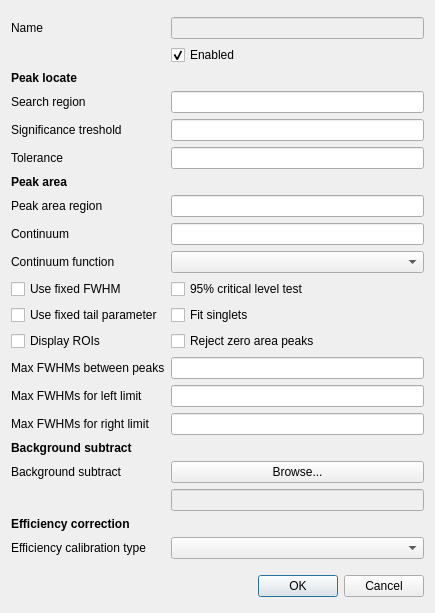
Qt form createdetector.ui (bytting/nailab) before a commit.
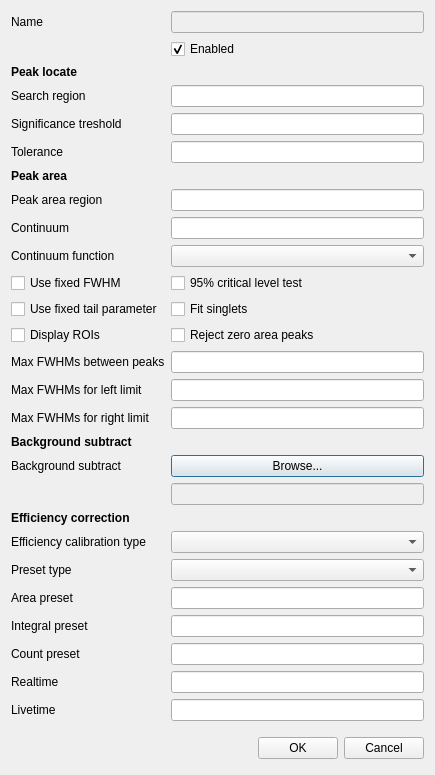
The same form after that commit. Icons and pictures are not drawn.

What changed in the file:
```diff
--- a/createdetector.ui
+++ b/createdetector.ui
@@ -7,7 +7,7 @@
     <x>0</x>
     <y>0</y>
     <width>435</width>
-    <height>596</height>
+    <height>744</height>
    </rect>
   </property>
   <property name="windowTitle">
@@ -21,7 +21,34 @@
    <bool>true</bool>
   </property>
   <layout class="QFormLayout" name="formLayout">
-   <item row="3" column="0">
+   <property name="fieldGrowthPolicy">
+    <enum>QFormLayout::AllNonFixedFieldsGrow</enum>
+   </property>
+   <item row="0" column="0">
+    <widget class="QLabel" name="label_16">
+     <property name="text">
+      <string>Name</string>
+     </property>
+    </widget>
+   </item>
+   <item row="0" column="1">
+    <widget class="QLineEdit" name="tbName">
+     <property name="enabled">
+      <bool>false</bool>
+     </property>
+    </widget>
+   </item>
+   <item row="1" column="1">
+    <widget class="QCheckBox" name="cbEnabled">
+     <property name="text">
+      <string>Enabled</string>
+     </property>
+     <property name="checked">
+      <bool>true</bool>
+     </property>
+    </widget>
+   </item>
+   <item row="2" column="0">
     <widget class="QLabel" name="label_10">
      <property name="font">
       <font>
@@ -34,37 +61,37 @@
      </property>
     </widget>
    </item>
-   <item row="4" column="0">
+   <item row="3" column="0">
     <widget class="QLabel" name="label">
      <property name="text">
       <string>Search region</string>
      </property>
     </widget>
    </item>
-   <item row="4" column="1">
+   <item row="3" column="1">
     <widget class="QLineEdit" name="tbSearchRegion"/>
    </item>
-   <item row="5" column="0">
+   <item row="4" column="0">
     <widget class="QLabel" name="label_2">
      <property name="text">
       <string>Significance treshold</string>
      </property>
     </widget>
    </item>
-   <item row="5" column="1">
+   <item row="4" column="1">
     <widget class="QLineEdit" name="tbSignificanceTreshold"/>
    </item>
-   <item row="6" column="0">
+   <item row="5" column="0">
     <widget class="QLabel" name="label_3">
      <property name="text">
       <string>Tolerance</string>
      </property>
     </widget>
    </item>
-   <item row="6" column="1">
+   <item row="5" column="1">
     <widget class="QLineEdit" name="tbTolerance"/>
    </item>
-   <item row="7" column="0">
+   <item row="6" column="0">
     <widget class="QLabel" name="label_11">
      <property name="font">
       <font>
@@ -77,106 +104,109 @@
      </property>
     </widget>
    </item>
-   <item row="8" column="0">
+   <item row="7" column="0">
     <widget class="QLabel" name="label_5">
      <property name="text">
       <string>Peak area region</string>
      </property>
     </widget>
    </item>
-   <item row="8" column="1">
+   <item row="7" column="1">
     <widget class="QLineEdit" name="tbPeakAreaRegion"/>
    </item>
-   <item row="9" column="0">
+   <item row="8" column="0">
     <widget class="QLabel" name="label_4">
      <property name="text">
       <string>Continuum</string>
      </property>
     </widget>
    </item>
-   <item row="9" column="1">
+   <item row="8" column="1">
     <widget class="QLineEdit" name="tbContinuum"/>
    </item>
-   <item row="10" column="0">
+   <item row="9" column="0">
     <widget class="QLabel" name="label_7">
      <property name="text">
       <string>Continuum function</string>
      </property>
     </widget>
    </item>
-   <item row="11" column="0">
+   <item row="9" column="1">
+    <widget class="QComboBox" name="cboxContinuumFunction"/>
+   </item>
+   <item row="10" column="0">
     <widget class="QCheckBox" name="cbUseFixedFWHM">
      <property name="text">
       <string>Use fixed FWHM</string>
      </property>
     </widget>
    </item>
-   <item row="11" column="1">
+   <item row="10" column="1">
     <widget class="QCheckBox" name="cbCriticalLevelTest">
      <property name="text">
       <string>95% critical level test</string>
      </property>
     </widget>
    </item>
-   <item row="12" column="0">
+   <item row="11" column="0">
     <widget class="QCheckBox" name="cbUseFixedTailParameter">
      <property name="text">
       <string>Use fixed tail parameter</string>
      </property>
     </widget>
    </item>
-   <item row="12" column="1">
+   <item row="11" column="1">
     <widget class="QCheckBox" name="cbFixSinglets">
      <property name="text">
       <string>Fit singlets</string>
      </property>
     </widget>
    </item>
-   <item row="13" column="0">
+   <item row="12" column="0">
     <widget class="QCheckBox" name="cbDisplayROIs">
      <property name="text">
       <string>Display ROIs</string>
      </property>
     </widget>
    </item>
-   <item row="13" column="1">
+   <item row="12" column="1">
     <widget class="QCheckBox" name="cbRejectZeroAreaPeaks">
      <property name="text">
       <string>Reject zero area peaks</string>
      </property>
     </widget>
    </item>
-   <item row="14" column="0">
+   <item row="13" column="0">
     <widget class="QLabel" name="label_9">
      <property name="text">
       <string>Max FWHMs between peaks</string>
      </property>
     </widget>
    </item>
-   <item row="14" column="1">
+   <item row="13" column="1">
     <widget class="QLineEdit" name="tbMaxFWHMsBetweenPeaks"/>
    </item>
-   <item row="15" column="0">
+   <item row="14" column="0">
     <widget class="QLabel" name="label_12">
      <property name="text">
       <string>Max FWHMs for left limit</string>
      </property>
     </widget>
    </item>
-   <item row="15" column="1">
+   <item row="14" column="1">
     <widget class="QLineEdit" name="tbMaxFWHMsForLeftLimit"/>
    </item>
-   <item row="16" column="0">
+   <item row="15" column="0">
     <widget class="QLabel" name="label_6">
      <property name="text">
       <string>Max FWHMs for right limit</string>
      </property>
     </widget>
    </item>
-   <item row="16" column="1">
+   <item row="15" column="1">
     <widget class="QLineEdit" name="tbMaxFWHMsForRightLimit"/>
    </item>
-   <item row="17" column="0">
+   <item row="16" column="0">
     <widget class="QLabel" name="label_13">
      <property name="font">
       <font>
@@ -189,7 +219,21 @@
      </property>
     </widget>
    </item>
-   <item row="19" column="1">
+   <item row="17" column="0">
+    <widget class="QLabel" name="label_8">
+     <property name="text">
+      <string>Background subtract</string>
+     </property>
+    </widget>
+   </item>
+   <item row="17" column="1">
+    <widget class="QPushButton" name="btnBackgroundSubtract">
+     <property name="text">
+      <string>Browse...</string>
+     </property>
+    </widget>
+   </item>
+   <item row="18" column="1">
     <widget class="QLineEdit" name="tbBackgroundSubtract">
      <property name="enabled">
       <bool>false</bool>
@@ -211,7 +255,7 @@
      </property>
     </widget>
    </item>
-   <item row="20" column="0">
+   <item row="19" column="0">
     <widget class="QLabel" name="label_14">
      <property name="font">
       <font>
@@ -224,14 +268,90 @@
      </property>
     </widget>
    </item>
-   <item row="21" column="0">
+   <item row="20" column="0">
     <widget class="QLabel" name="label_15">
      <property name="text">
       <string>Efficiency calibration type</string>
      </property>
     </widget>
    </item>
-   <item row="23" column="0" colspan="2">
+   <item row="20" column="1">
+    <widget class="QComboBox" name="cboxEfficiencyCalibrationType"/>
+   </item>
+   <item row="21" column="0">
+    <widget class="QLabel" name="label_17">
+     <property name="text">
+      <string>Preset type</string>
+     </property>
+    </widget>
+   </item>
+   <item row="21" column="1">
+    <widget class="QComboBox" name="cboxPresetType"/>
+   </item>
+   <item row="22" column="0">
+    <widget class="QLabel" name="label_18">
+     <property name="text">
+      <string>Area preset</string>
+     </property>
+    </widget>
+   </item>
+   <item row="22" column="1">
+    <widget class="QLineEdit" name="tbAreaPreset"/>
+   </item>
+   <item row="23" column="0">
+    <widget class="QLabel" name="label_19">
+     <property name="text">
+      <string>Integral preset</string>
+     </property>
+    </widget>
+   </item>
+   <item row="23" column="1">
+    <widget class="QLineEdit" name="tbIntegralPreset"/>
+   </item>
+   <item row="24" column="0">
+    <widget class="QLabel" name="label_20">
+     <property name="text">
+      <string>Count preset</string>
+     </property>
+    </widget>
+   </item>
+   <item row="24" column="1">
+    <widget class="QLineEdit" name="tbCountPreset"/>
+   </item>
+   <item row="25" column="0">
+    <widget class="QLabel" name="label_21">
+     <property name="text">
+      <string>Realtime</string>
+     </property>
+    </widget>
+   </item>
+   <item row="25" column="1">
+    <widget class="QLineEdit" name="tbRealtime"/>
+   </item>
+   <item row="26" column="0">
+    <widget class="QLabel" name="label_22">
+     <property name="text">
+      <string>Livetime</string>
+     </property>
+    </widget>
+   </item>
+   <item row="26" column="1">
+    <widget class="QLineEdit" name="tbLivetime"/>
+   </item>
+   <item row="27" column="0">
+    <spacer name="verticalSpacer">
+     <property name="orientation">
+      <enum>Qt::Vertical</enum>
+     </property>
+     <property name="sizeHint" stdset="0">
+      <size>
+       <width>20</width>
+       <height>40</height>
+      </size>
+     </property>
+    </spacer>
+   </item>
+   <item row="28" column="0" colspan="2">
     <layout class="QHBoxLayout">
      <property name="spacing">
       <number>6</number>
@@ -277,76 +397,6 @@
      </item>
     </layout>
    </item>
-   <item row="10" column="1">
-    <widget class="QComboBox" name="cboxContinuumFunction"/>
-   </item>
-   <item row="22" column="0">
-    <spacer name="verticalSpacer">
-     <property name="orientation">
-      <enum>Qt::Vertical</enum>
-     </property>
-     <property name="sizeHint" stdset="0">
-      <size>
-       <width>20</width>
-       <height>40</height>
-      </size>
-     </property>
-    </spacer>
-   </item>
-   <item row="0" column="0">
-    <spacer name="verticalSpacer_2">
-     <property name="orientation">
-      <enum>Qt::Vertical</enum>
-     </property>
-     <property name="sizeHint" stdset="0">
-      <size>
-       <width>20</width>
-       <height>40</height>
-      </size>
-     </property>
-    </spacer>
-   </item>
-   <item row="1" column="1">
-    <widget class="QLineEdit" name="tbName">
-     <property name="enabled">
-      <bool>false</bool>
-     </property>
-    </widget>
-   </item>
-   <item row="1" column="0">
-    <widget class="QLabel" name="label_16">
-     <property name="text">
-      <string>Name</string>
-     </property>
-    </widget>
-   </item>
-   <item row="21" column="1">
-    <widget class="QComboBox" name="cboxEfficiencyCalibrationType"/>
-   </item>
-   <item row="18" column="1">
-    <widget class="QPushButton" name="btnBackgroundSubtract">
-     <property name="text">
-      <string>Browse...</string>
-     </property>
-    </widget>
-   </item>
-   <item row="18" column="0">
-    <widget class="QLabel" name="label_8">
-     <property name="text">
-      <string>Background subtract</string>
-     </property>
-    </widget>
-   </item>
-   <item row="2" column="1">
-    <widget class="QCheckBox" name="cbEnabled">
-     <property name="text">
-      <string>Enabled</string>
-     </property>
-     <property name="checked">
-      <bool>true</bool>
-     </property>
-    </widget>
-   </item>
   </layout>
  </widget>
  <resources>
```
